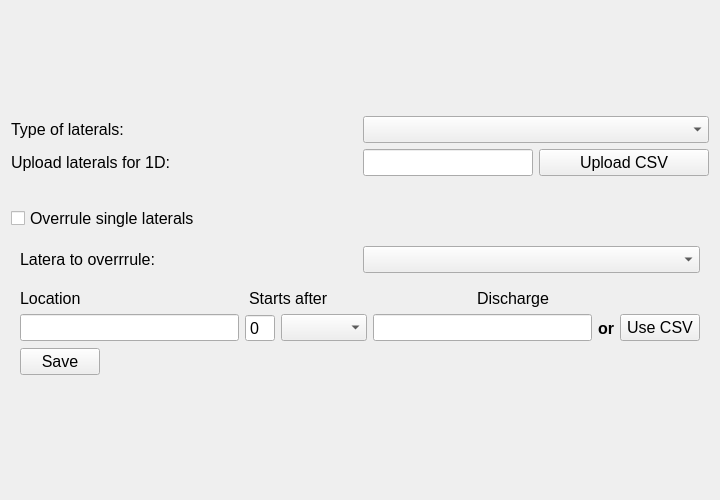
Above: threedi_api_qgis_client/ui/laterals_page.ui from nens/threedi-api-qgis-client before the change. Below: the same form after it.
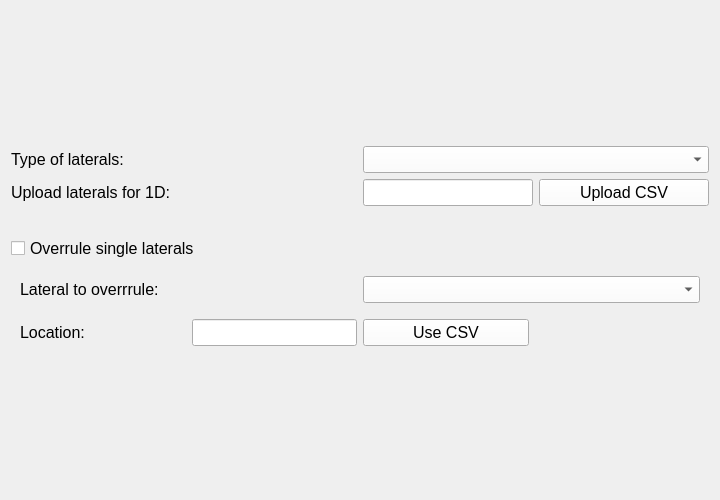
That is the form after the change.

The edit to the form file:
```diff
--- a/threedi_api_qgis_client/ui/laterals_page.ui
+++ b/threedi_api_qgis_client/ui/laterals_page.ui
@@ -10,6 +10,43 @@
     <height>500</height>
    </rect>
   </property>
+  <property name="palette">
+   <palette>
+    <active>
+     <colorrole role="Button">
+      <brush brushstyle="SolidPattern">
+       <color alpha="255">
+        <red>255</red>
+        <green>255</green>
+        <blue>255</blue>
+       </color>
+      </brush>
+     </colorrole>
+    </active>
+    <inactive>
+     <colorrole role="Button">
+      <brush brushstyle="SolidPattern">
+       <color alpha="255">
+        <red>255</red>
+        <green>255</green>
+        <blue>255</blue>
+       </color>
+      </brush>
+     </colorrole>
+    </inactive>
+    <disabled>
+     <colorrole role="Button">
+      <brush brushstyle="SolidPattern">
+       <color alpha="255">
+        <red>255</red>
+        <green>255</green>
+        <blue>255</blue>
+       </color>
+      </brush>
+     </colorrole>
+    </disabled>
+   </palette>
+  </property>
   <property name="font">
    <font>
     <family>Segoe UI</family>
@@ -67,7 +104,7 @@
         <item>
          <widget class="QLabel" name="label">
           <property name="text">
-           <string>Latera to overrrule:</string>
+           <string>Lateral to overrrule:</string>
           </property>
          </widget>
         </item>
@@ -81,45 +118,6 @@
         <property name="bottomMargin">
          <number>0</number>
         </property>
-        <item>
-         <widget class="QLabel" name="label_5">
-          <property name="font">
-           <font>
-            <family>Segoe UI</family>
-            <pointsize>12</pointsize>
-           </font>
-          </property>
-          <property name="text">
-           <string>Location</string>
-          </property>
-         </widget>
-        </item>
-        <item>
-         <widget class="QLabel" name="label_4">
-          <property name="font">
-           <font>
-            <family>Segoe UI</family>
-            <pointsize>12</pointsize>
-           </font>
-          </property>
-          <property name="text">
-           <string>Starts after</string>
-          </property>
-         </widget>
-        </item>
-        <item>
-         <widget class="QLabel" name="label_3">
-          <property name="font">
-           <font>
-            <family>Segoe UI</family>
-            <pointsize>12</pointsize>
-           </font>
-          </property>
-          <property name="text">
-           <string>Discharge</string>
-          </property>
-         </widget>
-        </item>
        </layout>
       </item>
       <item>
@@ -128,7 +126,27 @@
          <number>0</number>
         </property>
         <item>
-         <widget class="QLineEdit" name="il_location"/>
+         <widget class="QLabel" name="label_5">
+          <property name="font">
+           <font>
+            <family>Segoe UI</family>
+            <pointsize>12</pointsize>
+           </font>
+          </property>
+          <property name="text">
+           <string>Location:</string>
+          </property>
+         </widget>
+        </item>
+        <item>
+         <widget class="QLineEdit" name="il_location">
+          <property name="sizePolicy">
+           <sizepolicy hsizetype="Preferred" vsizetype="Fixed">
+            <horstretch>0</horstretch>
+            <verstretch>0</verstretch>
+           </sizepolicy>
+          </property>
+         </widget>
         </item>
         <item>
          <layout class="QHBoxLayout" name="horizontalLayout_7">
@@ -136,27 +154,20 @@
            <number>0</number>
           </property>
           <item>
-           <widget class="QSpinBox" name="sb_offset">
-            <property name="buttonSymbols">
-             <enum>QAbstractSpinBox::NoButtons</enum>
+           <widget class="QPushButton" name="pb_use_csv">
+            <property name="font">
+             <font>
+              <family>Segoe UI</family>
+              <pointsize>12</pointsize>
+             </font>
             </property>
-           </widget>
-          </item>
-          <item>
-           <widget class="QComboBox" name="dd_units">
-            <property name="sizePolicy">
-             <sizepolicy hsizetype="Minimum" vsizetype="Fixed">
-              <horstretch>0</horstretch>
-              <verstretch>0</verstretch>
-             </sizepolicy>
+            <property name="text">
+             <string>Use CSV</string>
             </property>
            </widget>
           </item>
          </layout>
         </item>
-        <item>
-         <widget class="QLineEdit" name="il_discharge"/>
-        </item>
         <item>
          <widget class="QLabel" name="label_7">
           <property name="font">
@@ -168,40 +179,12 @@
            </font>
           </property>
           <property name="text">
-           <string>or</string>
-          </property>
-         </widget>
-        </item>
-        <item>
-         <widget class="QPushButton" name="pushButton">
-          <property name="font">
-           <font>
-            <family>Segoe UI</family>
-            <pointsize>12</pointsize>
-           </font>
-          </property>
-          <property name="text">
-           <string>Use CSV</string>
+           <string/>
           </property>
          </widget>
         </item>
        </layout>
       </item>
-      <item alignment="Qt::AlignLeft">
-       <widget class="QPushButton" name="pb_save">
-        <property name="font">
-         <font>
-          <family>Segoe UI</family>
-          <pointsize>12</pointsize>
-          <weight>50</weight>
-          <bold>false</bold>
-         </font>
-        </property>
-        <property name="text">
-         <string>Save</string>
-        </property>
-       </widget>
-      </item>
      </layout>
     </widget>
    </item>
@@ -232,7 +215,44 @@
     </spacer>
    </item>
    <item row="8" column="0">
-    <widget class="QCheckBox" name="checkBox_1">
+    <widget class="QCheckBox" name="cb_overrule">
+     <property name="palette">
+      <palette>
+       <active>
+        <colorrole role="Button">
+         <brush brushstyle="SolidPattern">
+          <color alpha="255">
+           <red>255</red>
+           <green>255</green>
+           <blue>255</blue>
+          </color>
+         </brush>
+        </colorrole>
+       </active>
+       <inactive>
+        <colorrole role="Button">
+         <brush brushstyle="SolidPattern">
+          <color alpha="255">
+           <red>255</red>
+           <green>255</green>
+           <blue>255</blue>
+          </color>
+         </brush>
+        </colorrole>
+       </inactive>
+       <disabled>
+        <colorrole role="Button">
+         <brush brushstyle="SolidPattern">
+          <color alpha="255">
+           <red>255</red>
+           <green>255</green>
+           <blue>255</blue>
+          </color>
+         </brush>
+        </colorrole>
+       </disabled>
+      </palette>
+     </property>
      <property name="font">
       <font>
        <family>Segoe UI</family>
```
